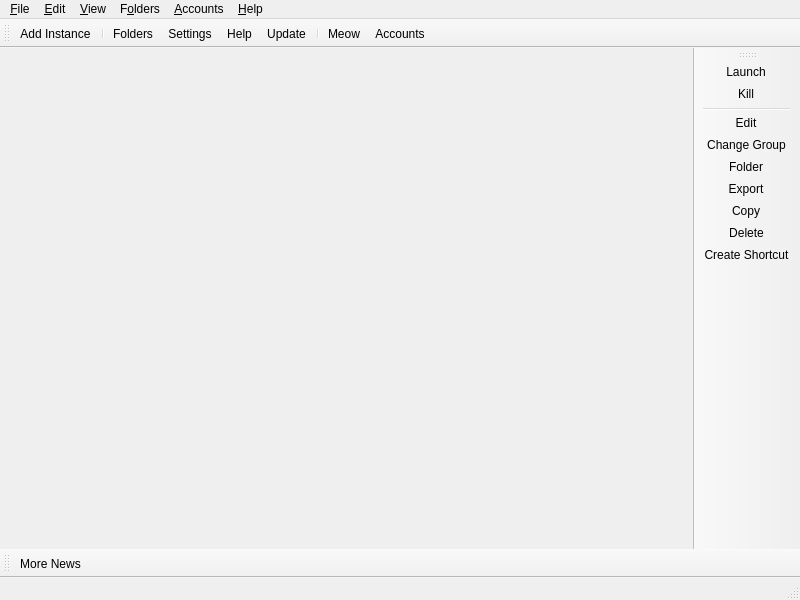
First picture: the form in launcher/ui/MainWindow.ui, repository solfain/prism-remake, before the edit.
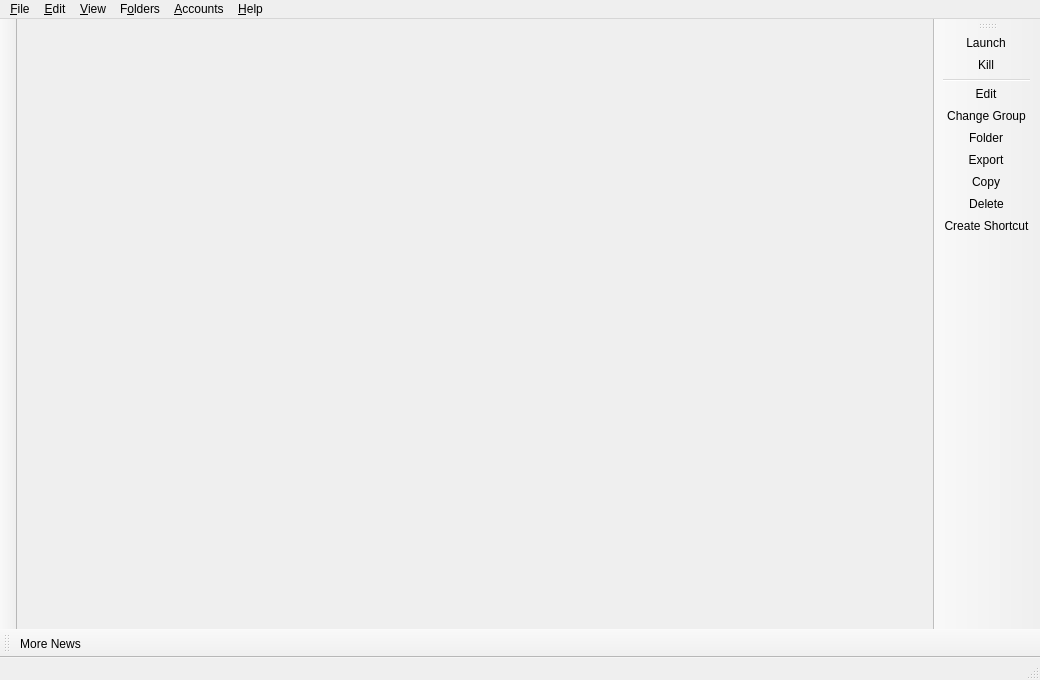
Second picture: the form after the edit. Icons and pictures are not drawn. Custom widgets are drawn as their Qt base class.

Commit message: Restructure the main window: sidebar navigation, page header and instance cards

The edit to the form file:
```diff
--- a/launcher/ui/MainWindow.ui
+++ b/launcher/ui/MainWindow.ui
@@ -6,12 +6,12 @@
    <rect>
     <x>0</x>
     <y>0</y>
-    <width>800</width>
-    <height>600</height>
+    <width>1040</width>
+    <height>680</height>
    </rect>
   </property>
   <widget class="QWidget" name="centralWidget">
-   <layout class="QHBoxLayout" name="horizontalLayout">
+   <layout class="QVBoxLayout" name="verticalLayout">
     <property name="spacing">
      <number>0</number>
     </property>
@@ -37,27 +37,18 @@
    <property name="allowedAreas">
     <set>Qt::ToolBarArea::BottomToolBarArea|Qt::ToolBarArea::TopToolBarArea</set>
    </property>
-   <property name="toolButtonStyle">
-    <enum>Qt::ToolButtonStyle::ToolButtonTextBesideIcon</enum>
+   <property name="movable">
+    <bool>false</bool>
    </property>
    <property name="floatable">
     <bool>false</bool>
    </property>
    <attribute name="toolBarArea">
-    <enum>TopToolBarArea</enum>
+    <enum>LeftToolBarArea</enum>
    </attribute>
    <attribute name="toolBarBreak">
     <bool>false</bool>
    </attribute>
-   <addaction name="actionAddInstance"/>
-   <addaction name="separator"/>
-   <addaction name="actionFoldersButton"/>
-   <addaction name="actionSettings"/>
-   <addaction name="actionHelpButton"/>
-   <addaction name="actionCheckUpdate"/>
-   <addaction name="separator"/>
-   <addaction name="actionCAT"/>
-   <addaction name="actionAccountsButton"/>
   </widget>
   <widget class="QToolBar" name="newsToolBar">
    <property name="windowTitle">
```
Left out of the diff: 15 changed lines with no effect on the pictures. The commit also changes 10 other files.
